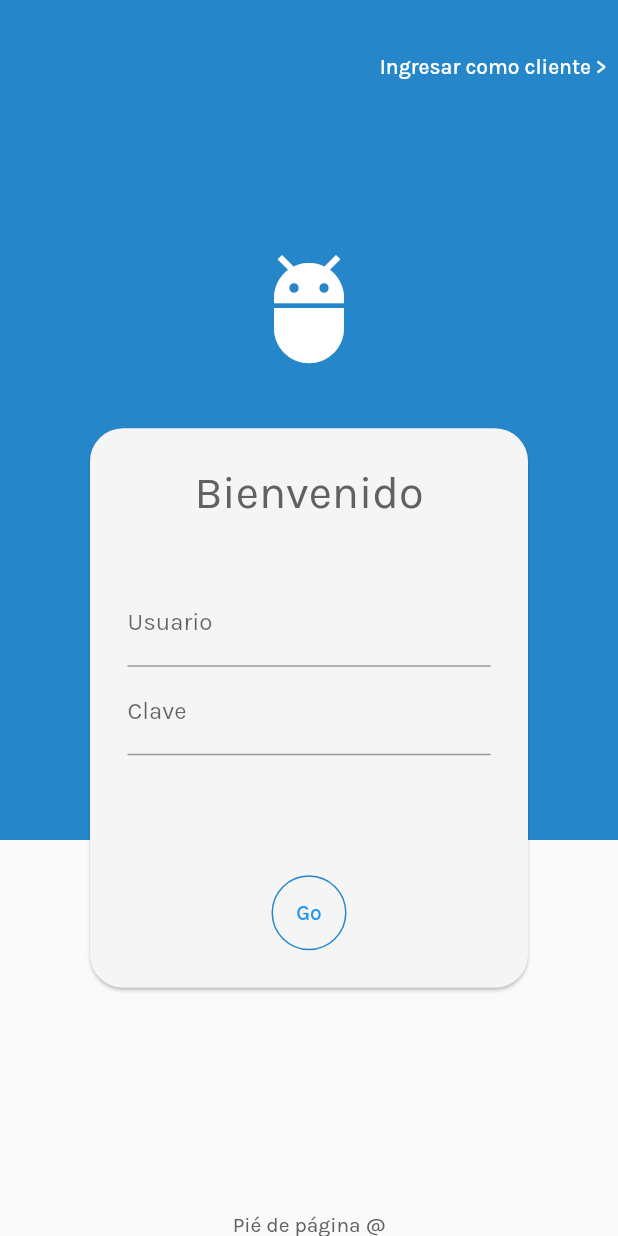
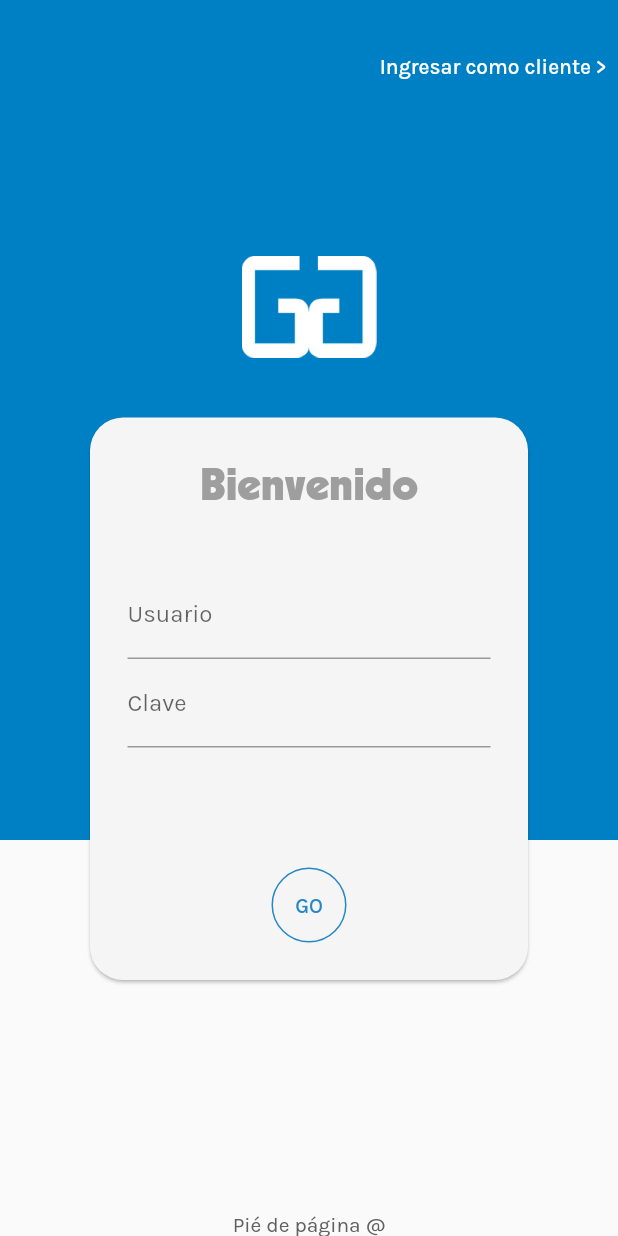
Before and after one commit to Alphinito/CGA, a Flutter app: the screen it shows after launch, on a phone screen of 412 x 824 dp. Run offline on Flutter 3.47's test engine with Material 2 defaults, Android fonts, the phone set to English and light mode, and no system bars.

```diff
--- a/lib/src/app.dart
+++ b/lib/src/app.dart
@@ -13,12 +13,13 @@ class MyApp extends StatelessWidget {
       title: 'CGA Aplication',
       theme: ThemeData(
         fontFamily: 'Karla',
-        primaryColor: const Color(0xFF2587C9),
+        primaryColor: const Color(0xFF0080C4
+        ),
       ),
       initialRoute: "/login",
       routes: {
-        "/home":(BuildContext context) => home(),
-        "/login":(BuildContext context) => Login()
+        "/home":(BuildContext context) => const Home(),
+        "/login":(BuildContext context) => const Login()
       },
     );
   }
--- a/lib/src/logic/login.dart
+++ b/lib/src/logic/login.dart
@@ -2,7 +2,8 @@ import 'package:flutter/material.dart';
 
 class LogicaLogin{
 
-  void ValidarIngreso(BuildContext context){
+  void x(BuildContext context){
     Navigator.of(context).pushReplacementNamed('/home');
   }
+
 }
--- /dev/null
+++ b/lib/src/printing/componentes.dart
@@ -0,0 +1,39 @@
+import 'package:flutter/material.dart';
+
+import '../logic/login.dart';
+
+@immutable
+class ButtonCustom1 extends StatelessWidget {
+  final String text;
+  final int color;
+  final double width,height;
+  VoidCallback onTap;
+
+  ButtonCustom1({
+    super.key,
+    required this.text,
+    required this.onTap,
+    this.color = 0xFF2587C9,
+    this.width = 50,
+    this.height = 50,
+  });
+  @override
+  Widget build(BuildContext context) {
+    return Container(
+        width: width,
+        height: height,
+        decoration: BoxDecoration(
+            border: Border.all(color: Color(color)),
+            borderRadius: const BorderRadius.all(Radius.circular(50))),
+        child: TextButton(
+          style: TextButton.styleFrom(
+            foregroundColor: Color(color),
+          ),
+          onPressed: onTap,
+          child: Text(
+            text,
+            textAlign: TextAlign.center,
+          ),
+        ));
+  }
+}
--- a/lib/src/screens/login.dart
+++ b/lib/src/screens/login.dart
@@ -1,6 +1,6 @@
 import 'package:flutter/material.dart';
-
 import '../logic/login.dart';
+import '../printing/componentes.dart';
 
 class Login extends StatefulWidget {
   const Login({super.key});
@@ -18,7 +18,7 @@ class _LoginState extends State<Login> {
           Container(
             width: double.infinity,
             height: 560,
-            color: const Color(0xFF2587C9),
+            color: const Color(0xFF0080C4),
           ),
           Container(
             height: double.infinity,
@@ -28,9 +28,9 @@ class _LoginState extends State<Login> {
               child: SingleChildScrollView(
                 child: Column(
                   children: [
-                    const Padding(
-                      padding: EdgeInsets.only(bottom: 40),
-                      child: Icon(Icons.adb, size: 80, color: Colors.white),
+                    Padding(
+                      padding: const EdgeInsets.only(bottom: 40),
+                      child: Image.asset('Asets/img/logo.png', width: 90, color: Colors.white,),
                     ),
                     Card(
                       margin: const EdgeInsets.symmetric(horizontal: 60),
@@ -45,8 +45,9 @@ class _LoginState extends State<Login> {
                             Text(
                               "Bienvenido",
                               style: TextStyle(
-                                color: Colors.grey[700],
+                                color: Colors.grey[500],
                                 fontSize: 30,
+                                fontFamily: 'Kabel',
                               ),
                             ),
                             Padding(
@@ -68,23 +69,9 @@ class _LoginState extends State<Login> {
                                 ],
                               ),
                             ),
-                            Container(
-                              width: 50,
-                              height: 50,
-                              decoration: BoxDecoration(
-                                  border: Border.all(
-                                      color: const Color(0xFF2587C9)),
-                                  borderRadius: const BorderRadius.all(
-                                      Radius.circular(50))),
-                              child: TextButton(
-                                onPressed: () {
-                                  LogicaLogin().ValidarIngreso(context);
-                                },
-                                child: const Text(
-                                  "Go",
-                                  textAlign: TextAlign.center,
-                                ),
-                              ),
+                            ButtonCustom1(
+                              text: "GO",
+                              onTap: (){Navigator.of(context).pushReplacementNamed('/home');},
                             ),
                           ],
                         ),
```
Also changed, not shown: lib/src/screens/home.dart (+15 -9 lines), pubspec.yaml (+5 -5 lines), Asets/fonts/kabel-black-1.otf (added), Asets/img/logo.png (added), pubspec.lock.
